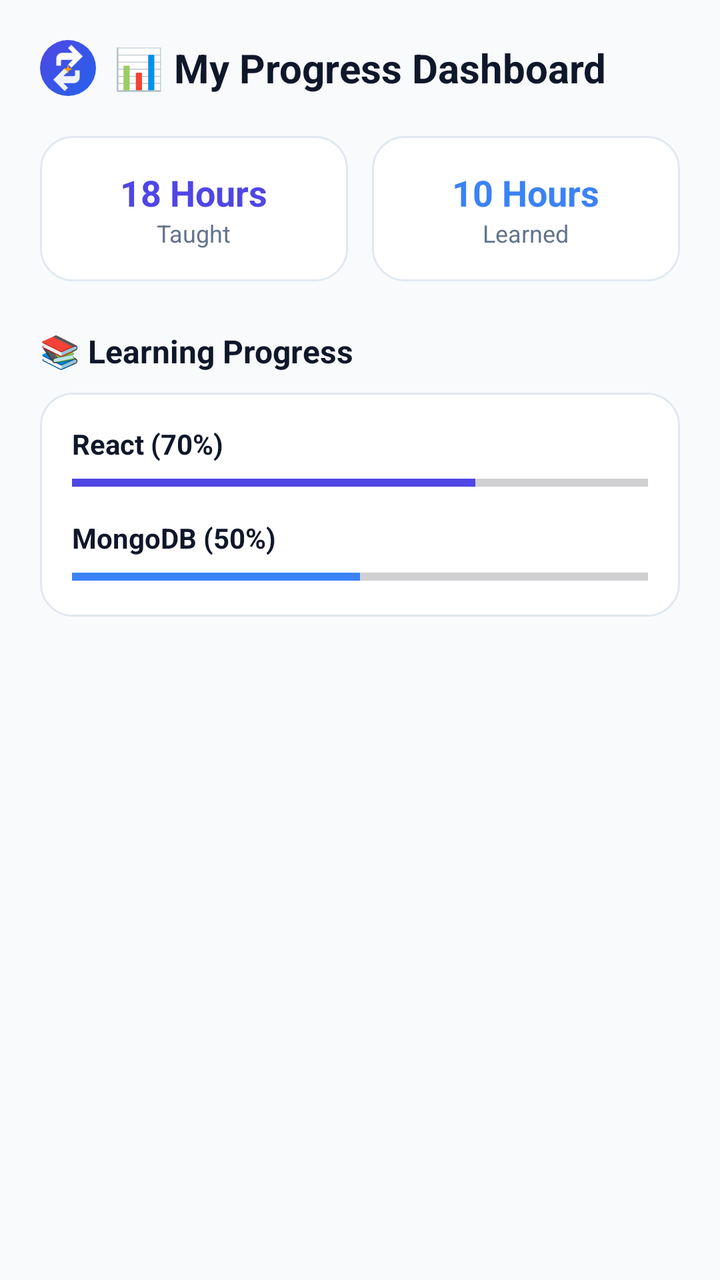
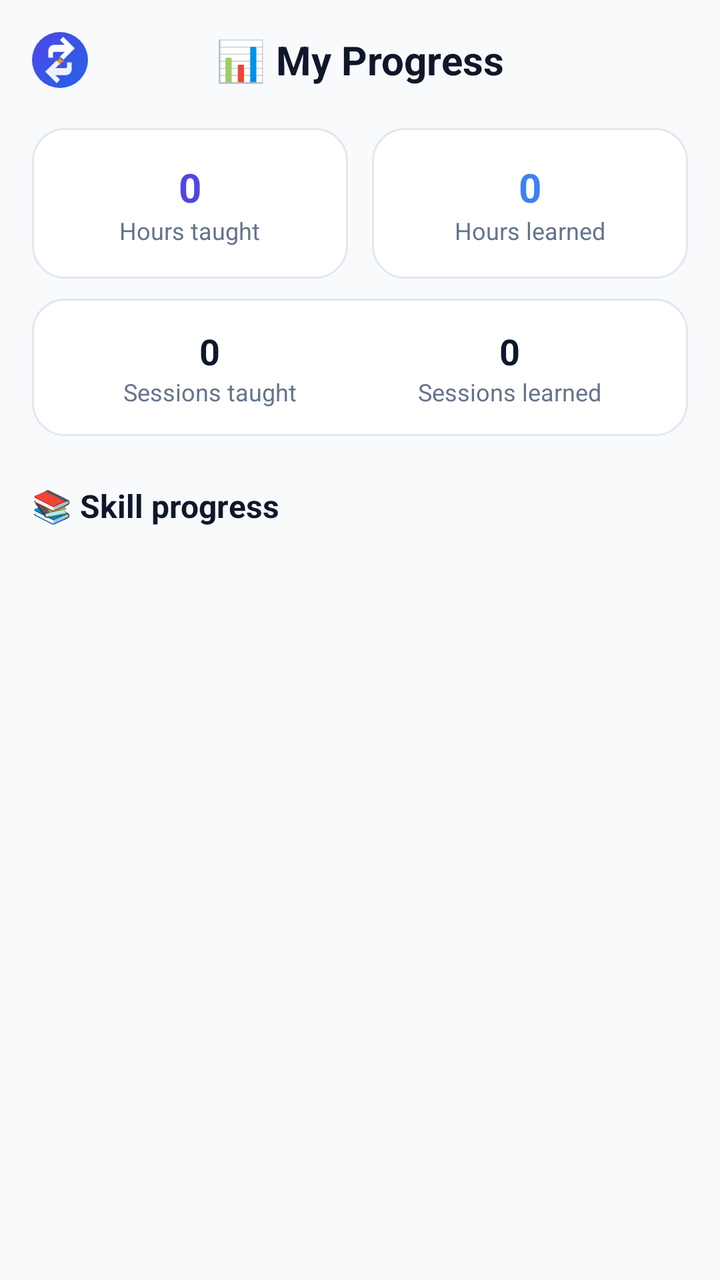

The first picture is an Android layout as it rendered before a commit; the second is the same layout after the commit. The layout source and the unified diff follow.
<!-- AndroidManifest.xml: application theme Theme.SkillBarter -->
<!-- res/layout/activity_progress.xml -->
<?xml version="1.0" encoding="utf-8"?>
<androidx.core.widget.NestedScrollView xmlns:android="http://schemas.android.com/apk/res/android"
    android:layout_width="match_parent"
    android:layout_height="match_parent"
    android:background="@color/bg_light"
    android:fillViewport="true">

    <LinearLayout
        android:layout_width="match_parent"
        android:layout_height="wrap_content"
        android:orientation="vertical"
        android:padding="20dp">

        
        <RelativeLayout
            android:layout_width="match_parent"
            android:layout_height="wrap_content">

            <ImageView
                android:id="@+id/ivBack"
                android:layout_width="28dp"
                android:layout_height="28dp"
                android:layout_alignParentStart="true"
                android:layout_centerVertical="true"
                android:src="@drawable/ic_logo" />

            <TextView
                android:layout_width="wrap_content"
                android:layout_height="wrap_content"
                android:layout_centerInParent="true"
                android:text="📊 My Progress Dashboard"
                android:textColor="@color/text_primary"
                android:textSize="20sp"
                android:textStyle="bold" />

        </RelativeLayout>

        
        <LinearLayout
            android:layout_width="match_parent"
            android:layout_height="wrap_content"
            android:layout_marginTop="20dp"
            android:baselineAligned="false"
            android:orientation="horizontal">

            <LinearLayout
                android:layout_width="0dp"
                android:layout_height="wrap_content"
                android:layout_marginEnd="6dp"
                android:layout_weight="1"
                android:background="@drawable/bg_rounded_card"
                android:gravity="center"
                android:orientation="vertical"
                android:padding="16dp">

                <TextView
                    android:layout_width="wrap_content"
                    android:layout_height="wrap_content"
                    android:text="18 Hours"
                    android:textColor="@color/primary"
                    android:textSize="18sp"
                    android:textStyle="bold" />

                <TextView
                    android:layout_width="wrap_content"
                    android:layout_height="wrap_content"
                    android:text="Taught"
                    android:textColor="@color/text_secondary"
                    android:textSize="12sp" />

            </LinearLayout>

            <LinearLayout
                android:layout_width="0dp"
                android:layout_height="wrap_content"
                android:layout_marginStart="6dp"
                android:layout_weight="1"
                android:background="@drawable/bg_rounded_card"
                android:gravity="center"
                android:orientation="vertical"
                android:padding="16dp">

                <TextView
                    android:layout_width="wrap_content"
                    android:layout_height="wrap_content"
                    android:text="10 Hours"
                    android:textColor="@color/accent_blue"
                    android:textSize="18sp"
                    android:textStyle="bold" />

                <TextView
                    android:layout_width="wrap_content"
                    android:layout_height="wrap_content"
                    android:text="Learned"
                    android:textColor="@color/text_secondary"
                    android:textSize="12sp" />

            </LinearLayout>

        </LinearLayout>

        
        <TextView
            android:layout_width="wrap_content"
            android:layout_height="wrap_content"
            android:layout_marginTop="24dp"
            android:text="📚 Learning Progress"
            android:textColor="@color/text_primary"
            android:textSize="16sp"
            android:textStyle="bold" />

        <LinearLayout
            android:layout_width="match_parent"
            android:layout_height="wrap_content"
            android:layout_marginTop="10dp"
            android:background="@drawable/bg_rounded_card"
            android:orientation="vertical"
            android:padding="16dp">

            <TextView
                android:layout_width="wrap_content"
                android:layout_height="wrap_content"
                android:text="React (70%)"
                android:textColor="@color/text_primary"
                android:textSize="14sp"
                android:textStyle="bold" />

            <ProgressBar
                style="?android:attr/progressBarStyleHorizontal"
                android:layout_width="match_parent"
                android:layout_height="8dp"
                android:layout_marginTop="6dp"
                android:progress="70"
                android:progressTint="@color/primary" />

            <TextView
                android:layout_width="wrap_content"
                android:layout_height="wrap_content"
                android:layout_marginTop="14dp"
                android:text="MongoDB (50%)"
                android:textColor="@color/text_primary"
                android:textSize="14sp"
                android:textStyle="bold" />

            <ProgressBar
                style="?android:attr/progressBarStyleHorizontal"
                android:layout_width="match_parent"
                android:layout_height="8dp"
                android:layout_marginTop="6dp"
                android:progress="50"
                android:progressTint="@color/accent_blue" />

        </LinearLayout>

    </LinearLayout>

</androidx.core.widget.NestedScrollView>
<!-- resources referenced by this layout -->
<resources>
  <color name="accent_blue">#3B82F6</color>
  <color name="bg_light">#F8FAFC</color>
  <color name="primary">#4F46E5</color>
  <color name="text_primary">#0F172A</color>
  <color name="text_secondary">#64748B</color>
  <!-- drawable bg_rounded_card (drawable) -->
  <?xml version="1.0" encoding="utf-8"?>
  <shape xmlns:android="http://schemas.android.com/apk/res/android"
      android:shape="rectangle">
      <solid android:color="@color/surface_white" />
      <corners android:radius="16dp" />
      <stroke android:width="1dp" android:color="@color/divider_color" />
  </shape>
  <!-- drawable ic_logo (drawable) -->
  <vector xmlns:android="http://schemas.android.com/apk/res/android"
      xmlns:aapt="http://schemas.android.com/aapt"
      android:width="96dp"
      android:height="96dp"
      android:viewportWidth="96"
      android:viewportHeight="96">
  
    
    <path
        android:pathData="M48,0A48,48 0,1 1,0,48 48,48 0,0 1,48,0Z">
      <aapt:attr name="android:fillColor">
        <gradient
            android:startX="0"
            android:startY="0"
            android:endX="96"
            android:endY="96"
            android:type="linear">
          <item android:offset="0.0" android:color="#4F46E5"/>
          <item android:offset="1.0" android:color="#2563EB"/>
        </gradient>
      </aapt:attr>
    </path>
  
    
    <path
        android:fillColor="#FFFFFF"
        android:pathData="M28,32 C28,26.477 32.477,22 38,22 L56,22 L48,14 L53.657,8.343 L73.314,28 L53.657,47.657 L48,42 L56,34 L38,34 C36.895,34 36,34.895 36,36 L36,44 L28,44 L28,32 Z"/>
  
    
    <path
        android:fillColor="#EEF2FF"
        android:pathData="M68,64 C68,69.523 63.523,74 58,74 L40,74 L48,82 L42.343,87.657 L22.686,68 L42.343,48.343 L48,54 L40,62 L58,62 C59.105,62 60,61.105 60,60 L60,52 L68,52 L68,64 Z"/>
  
    
    <path
        android:fillColor="#F59E0B"
        android:pathData="M48,42 L50,48 L56,50 L50,52 L48,58 L46,52 L40,50 L46,48 Z"/>
  
  </vector>
  <style name="Theme.SkillBarter" parent="Base.Theme.SkillBarter" />
  <color name="surface_white">#FFFFFF</color>
  <color name="divider_color">#E2E8F0</color>
  <style name="Base.Theme.SkillBarter" parent="Theme.Material3.DayNight.NoActionBar">
          <item name="colorPrimary">@color/primary</item>
          <item name="colorOnPrimary">@color/white</item>
          <item name="colorPrimaryContainer">@color/primary_light</item>
          <item name="colorOnPrimaryContainer">@color/primary</item>
          <item name="android:colorBackground">@color/bg_light</item>
          <item name="colorSurface">@color/surface_white</item>
          <item name="colorOnSurface">@color/text_primary</item>
          <item name="colorOnSurfaceVariant">@color/text_secondary</item>
          <item name="android:statusBarColor">@color/bg_light</item>
          <item name="android:windowLightStatusBar">true</item>
      </style>
  <color name="white">#FFFFFF</color>
  <color name="primary_light">#EEF2FF</color>
</resources>

<!-- the commit's change to res/layout/activity_progress.xml (unified diff, before → after) -->
@@ -9,7 +9,10 @@
         android:layout_width="match_parent"
         android:layout_height="wrap_content"
         android:orientation="vertical"
-        android:padding="20dp">
+        android:paddingStart="16dp"
+        android:paddingTop="16dp"
+        android:paddingEnd="16dp"
+        android:paddingBottom="24dp">
 
         
         <RelativeLayout
@@ -28,7 +31,7 @@
                 android:layout_width="wrap_content"
                 android:layout_height="wrap_content"
                 android:layout_centerInParent="true"
-                android:text="📊 My Progress Dashboard"
+                android:text="📊 My Progress"
                 android:textColor="@color/text_primary"
                 android:textSize="20sp"
                 android:textStyle="bold" />
@@ -54,17 +57,18 @@
                 android:padding="16dp">
 
                 <TextView
-                    android:layout_width="wrap_content"
-                    android:layout_height="wrap_content"
-                    android:text="18 Hours"
+                    android:id="@+id/tvTaughtHours"
+                    android:layout_width="wrap_content"
+                    android:layout_height="wrap_content"
+                    android:text="0"
                     android:textColor="@color/primary"
-                    android:textSize="18sp"
-                    android:textStyle="bold" />
-
-                <TextView
-                    android:layout_width="wrap_content"
-                    android:layout_height="wrap_content"
-                    android:text="Taught"
+                    android:textSize="20sp"
+                    android:textStyle="bold" />
+
+                <TextView
+                    android:layout_width="wrap_content"
+                    android:layout_height="wrap_content"
+                    android:text="Hours taught"
                     android:textColor="@color/text_secondary"
                     android:textSize="12sp" />
 
@@ -81,17 +85,80 @@
                 android:padding="16dp">
 
                 <TextView
-                    android:layout_width="wrap_content"
-                    android:layout_height="wrap_content"
-                    android:text="10 Hours"
+                    android:id="@+id/tvLearnedHours"
+                    android:layout_width="wrap_content"
+                    android:layout_height="wrap_content"
+                    android:text="0"
                     android:textColor="@color/accent_blue"
+                    android:textSize="20sp"
+                    android:textStyle="bold" />
+
+                <TextView
+                    android:layout_width="wrap_content"
+                    android:layout_height="wrap_content"
+                    android:text="Hours learned"
+                    android:textColor="@color/text_secondary"
+                    android:textSize="12sp" />
+
+            </LinearLayout>
+
+        </LinearLayout>
+
+        
+        <LinearLayout
+            android:layout_width="match_parent"
+            android:layout_height="wrap_content"
+            android:layout_marginTop="10dp"
+            android:background="@drawable/bg_rounded_card"
+            android:baselineAligned="false"
+            android:orientation="horizontal"
+            android:padding="14dp">
+
+            <LinearLayout
+                android:layout_width="0dp"
+                android:layout_height="wrap_content"
+                android:layout_weight="1"
+                android:gravity="center"
+                android:orientation="vertical">
+
+                <TextView
+                    android:id="@+id/tvSessionsTaught"
+                    android:layout_width="wrap_content"
+                    android:layout_height="wrap_content"
+                    android:text="0"
+                    android:textColor="@color/text_primary"
                     android:textSize="18sp"
                     android:textStyle="bold" />
 
                 <TextView
                     android:layout_width="wrap_content"
                     android:layout_height="wrap_content"
-                    android:text="Learned"
+                    android:text="Sessions taught"
+                    android:textColor="@color/text_secondary"
+                    android:textSize="12sp" />
+
+            </LinearLayout>
+
+            <LinearLayout
+                android:layout_width="0dp"
+                android:layout_height="wrap_content"
+                android:layout_weight="1"
+                android:gravity="center"
+                android:orientation="vertical">
+
+                <TextView
+                    android:id="@+id/tvSessionsLearned"
+                    android:layout_width="wrap_content"
+                    android:layout_height="wrap_content"
+                    android:text="0"
+                    android:textColor="@color/text_primary"
+                    android:textSize="18sp"
+                    android:textStyle="bold" />
+
+                <TextView
+                    android:layout_width="wrap_content"
+                    android:layout_height="wrap_content"
+                    android:text="Sessions learned"
                     android:textColor="@color/text_secondary"
                     android:textSize="12sp" />
 
@@ -104,53 +171,29 @@
             android:layout_width="wrap_content"
             android:layout_height="wrap_content"
             android:layout_marginTop="24dp"
-            android:text="📚 Learning Progress"
+            android:text="📚 Skill progress"
             android:textColor="@color/text_primary"
             android:textSize="16sp"
             android:textStyle="bold" />
 
         <LinearLayout
+            android:id="@+id/layoutSkills"
+            android:layout_width="match_parent"
+            android:layout_height="wrap_content"
+            android:layout_marginTop="10dp"
+            android:orientation="vertical" />
+
+        <TextView
+            android:id="@+id/tvEmptySkills"
             android:layout_width="match_parent"
             android:layout_height="wrap_content"
             android:layout_marginTop="10dp"
             android:background="@drawable/bg_rounded_card"
-            android:orientation="vertical"
-            android:padding="16dp">
-
-            <TextView
-                android:layout_width="wrap_content"
-                android:layout_height="wrap_content"
-                android:text="React (70%)"
-                android:textColor="@color/text_primary"
-                android:textSize="14sp"
-                android:textStyle="bold" />
-
-            <ProgressBar
-                style="?android:attr/progressBarStyleHorizontal"
-                android:layout_width="match_parent"
-                android:layout_height="8dp"
-                android:layout_marginTop="6dp"
-                android:progress="70"
-                android:progressTint="@color/primary" />
-
-            <TextView
-                android:layout_width="wrap_content"
-                android:layout_height="wrap_content"
-                android:layout_marginTop="14dp"
-                android:text="MongoDB (50%)"
-                android:textColor="@color/text_primary"
-                android:textSize="14sp"
-                android:textStyle="bold" />
-
-            <ProgressBar
-                style="?android:attr/progressBarStyleHorizontal"
-                android:layout_width="match_parent"
-                android:layout_height="8dp"
-                android:layout_marginTop="6dp"
-                android:progress="50"
-                android:progressTint="@color/accent_blue" />
-
-        </LinearLayout>
+            android:padding="16dp"
+            android:text="No sessions completed yet. Complete an exchange and your progress will show here."
+            android:textColor="@color/text_secondary"
+            android:textSize="13sp"
+            android:visibility="gone" />
 
     </LinearLayout>
 
